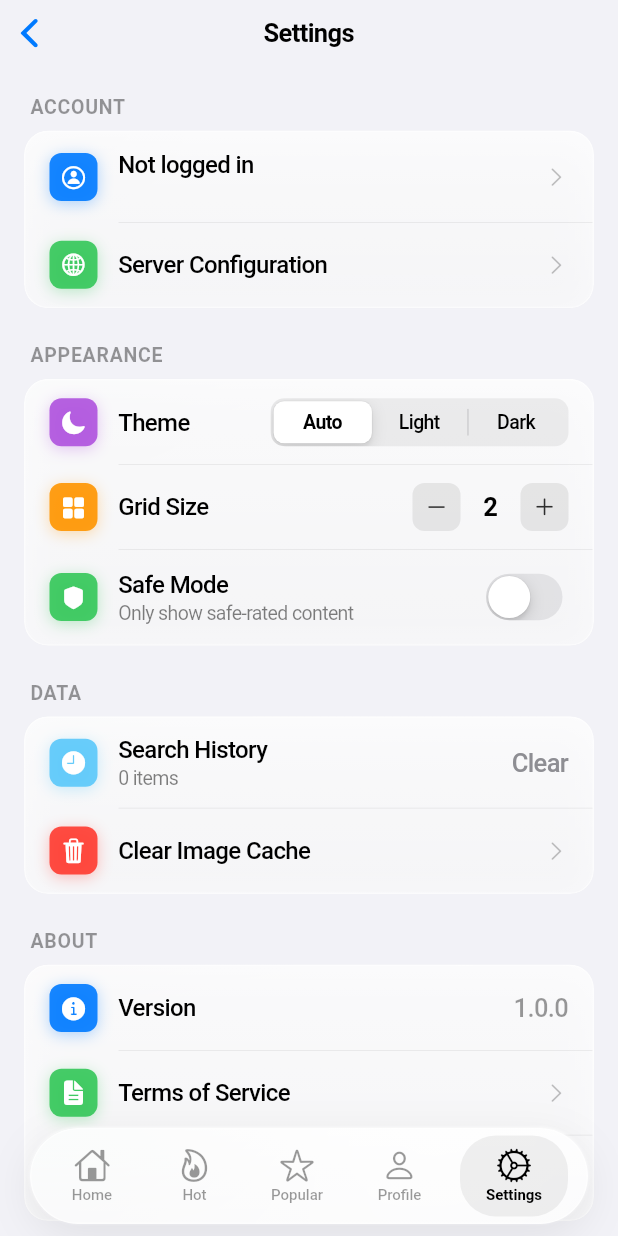
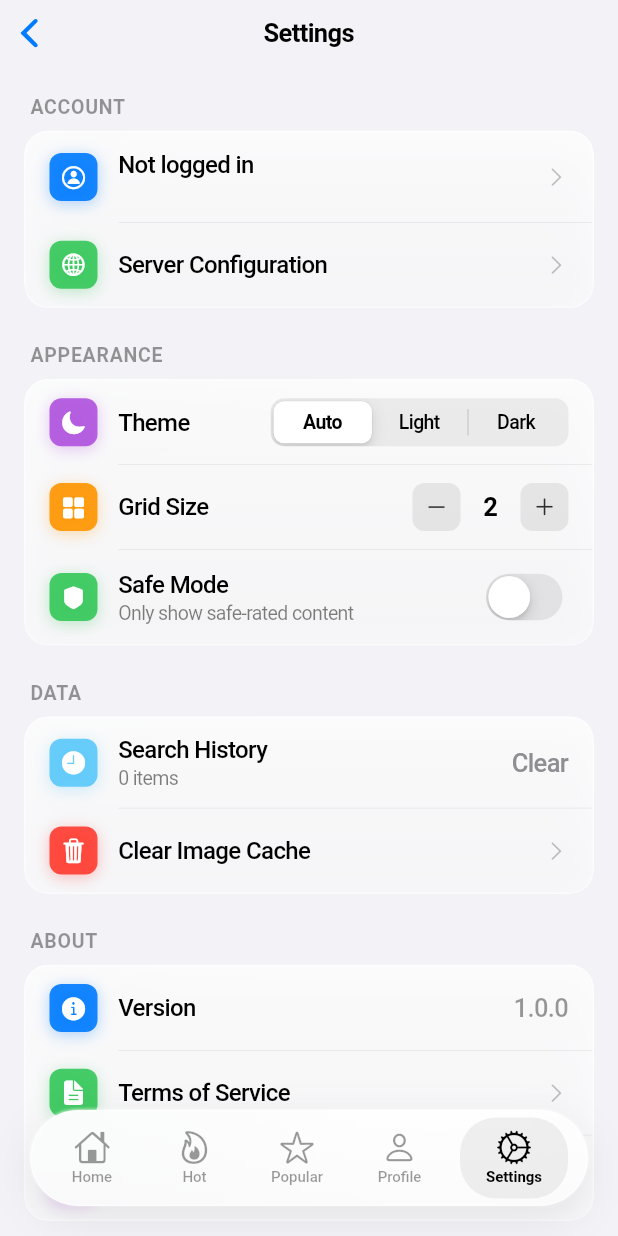
Before and after one commit to justacalico/klit, a Flutter app: the MainTabPage screen opened directly, item 5 of the bottom bar chosen, on a phone screen of 412 x 824 dp. Run offline on Flutter 3.47's test engine with Material 3 defaults, Android fonts, the phone set to English and light mode, and no system bars; our stand-ins replace cached_network_image, chewie, dio, flutter_secure_storage, photo_view, pull_to_refresh and 3 more; missing offline and left inert: media_kit, media_kit_video; accounts and stored records are empty; network calls fail.

Commit message:
Adjust bottom padding of liquid glass navigation bar for improved layout

```diff
--- a/lib/presentation/pages/main_tab_page.dart
+++ b/lib/presentation/pages/main_tab_page.dart
@@ -42,7 +42,7 @@ class _MainTabPageState extends State<MainTabPage> {
           Positioned(
             left: 20,
             right: 20,
-            bottom: MediaQuery.of(context).padding.bottom + 8,
+            bottom: MediaQuery.of(context).padding.bottom + 20,
             child: _buildLiquidGlassNavBar(isDark),
           ),
         ],
```
